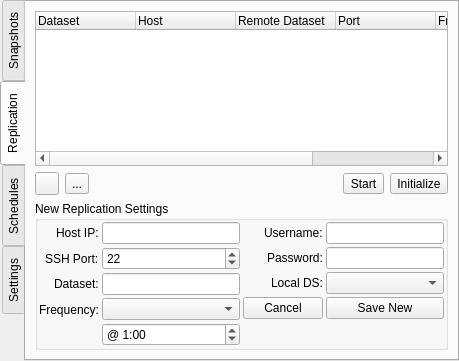
Above: src-qt5/gui_client/pages/page_lp.ui from trueos/sysadm-ui-qt before the change. Below: the same form after it.
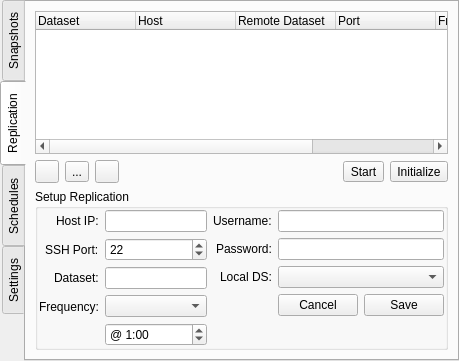
That is the form after the change. Icons and pictures are not drawn.

Commit message: Get the replication tab for the LP page all setup and functional (still needs testing)

The edit to the form file:
```diff
--- a/src-qt5/gui_client/pages/page_lp.ui
+++ b/src-qt5/gui_client/pages/page_lp.ui
@@ -228,6 +228,20 @@
            </property>
           </widget>
          </item>
+         <item>
+          <widget class="QToolButton" name="tool_rep_modify">
+           <property name="statusTip">
+            <string>Modify selected replication</string>
+           </property>
+           <property name="text">
+            <string/>
+           </property>
+           <property name="icon">
+            <iconset resource="../../icons/icons.qrc">
+             <normaloff>:/icons/black/preferences.svg</normaloff>:/icons/black/preferences.svg</iconset>
+           </property>
+          </widget>
+         </item>
          <item>
           <spacer name="horizontalSpacer_3">
            <property name="orientation">
@@ -274,11 +288,11 @@
        <item>
         <widget class="QGroupBox" name="group_rep_add">
          <property name="title">
-          <string>New Replication Settings</string>
+          <string>Setup Replication</string>
          </property>
          <layout class="QHBoxLayout" name="horizontalLayout_6">
           <property name="spacing">
-           <number>3</number>
+           <number>6</number>
           </property>
           <property name="leftMargin">
            <number>1</number>
@@ -408,7 +422,22 @@
             <item row="2" column="1">
              <widget class="QComboBox" name="combo_rep_localds"/>
             </item>
-            <item row="3" column="0">
+            <item row="3" column="1">
+             <layout class="QHBoxLayout" name="horizontalLayout_7">
+              <item>
+               <spacer name="horizontalSpacer_4">
+                <property name="orientation">
+                 <enum>Qt::Horizontal</enum>
+                </property>
+                <property name="sizeHint" stdset="0">
+                 <size>
+                  <width>0</width>
+                  <height>20</height>
+                 </size>
+                </property>
+               </spacer>
+              </item>
+              <item>
              <widget class="QPushButton" name="push_rep_hidenew">
               <property name="text">
                <string>Cancel</string>
@@ -419,16 +448,18 @@
               </property>
              </widget>
             </item>
-            <item row="3" column="1">
+              <item>
              <widget class="QPushButton" name="push_rep_savenew">
               <property name="text">
-               <string>Save New</string>
+                 <string>Save</string>
               </property>
               <property name="icon">
                <iconset resource="../../icons/icons.qrc">
                 <normaloff>:/icons/black/inbox-download.svg</normaloff>:/icons/black/inbox-download.svg</iconset>
               </property>
              </widget>
+              </item>
+             </layout>
             </item>
            </layout>
           </item>
```
Left out of the diff: 12 changed lines with no effect on the pictures. Lines whose indentation alone changed are shown as unchanged. The commit also changes 2 other files.
